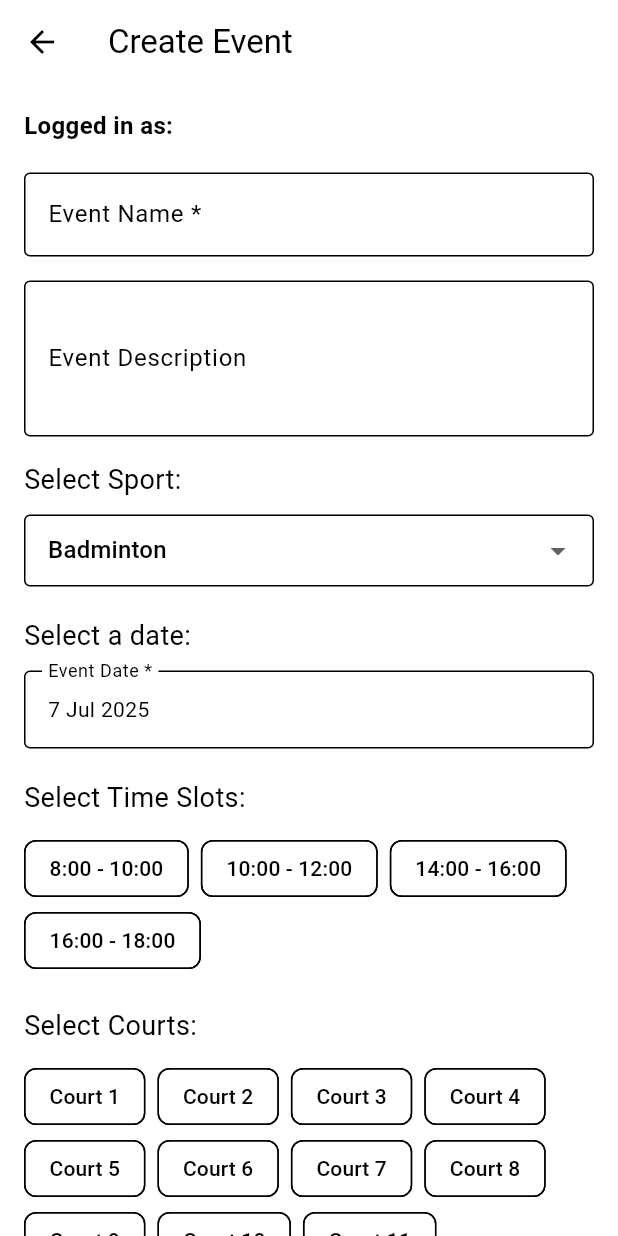
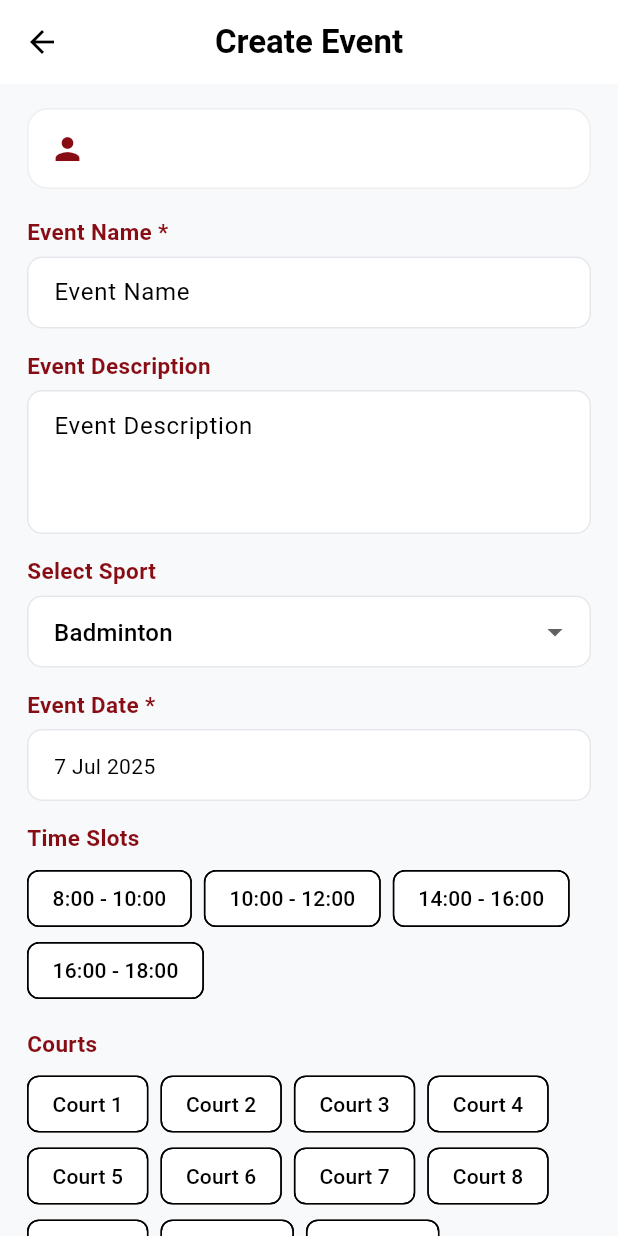
Before and after one commit to Dart-Master/utmsport, a Flutter app: the EventBookingPage screen opened directly, on a phone screen of 412 x 824 dp. Run offline on Flutter 3.47's test engine with Material 3 defaults, Android fonts, the phone set to English and light mode, and no system bars; our stand-ins replace cloud_firestore, firebase_auth, firebase_core, firebase_storage, image_picker, qr_flutter; accounts and stored records are empty.

Commit message:
Redesign event booking and organizer UI for minimalism
Refactored the event booking form to use a cleaner, card-based layout with minimal section headers and improved input decorations. Updated the organizer page event cards and tab buttons for a more modern, minimal look, simplifying status indicators and action buttons. These changes enhance usability and visual consistency across organizer views.

```diff
--- a/flutter_application_1/lib/views/organizer/event_booking.dart
+++ b/flutter_application_1/lib/views/organizer/event_booking.dart
@@ -191,56 +191,74 @@ class _EventBookingPageState extends State<EventBookingPage> {
   @override
   Widget build(BuildContext context) {
     return Scaffold(
+      backgroundColor: const Color(0xFFF8F9FA),
       appBar: AppBar(
-        title: const Text('Create Event'),
+        title: Text(widget.isEdit ? 'Edit Event' : 'Create Event',
+            style: const TextStyle(
+                color: Colors.black, fontWeight: FontWeight.bold)),
         backgroundColor: Colors.white,
         elevation: 0,
         iconTheme: const IconThemeData(color: Colors.black),
+        centerTitle: true,
       ),
       body: SafeArea(
         child: SingleChildScrollView(
-          padding: const EdgeInsets.all(16.0),
+          padding: const EdgeInsets.symmetric(horizontal: 18, vertical: 16),
           child: Form(
             key: _formKey,
             child: Column(
               crossAxisAlignment: CrossAxisAlignment.start,
               children: [
                 if (userEmail != null)
-                  Text(
-                    'Logged in as: $userEmail',
+                  Container(
+                    width: double.infinity,
+                    padding: const EdgeInsets.all(14),
+                    margin: const EdgeInsets.only(bottom: 18),
+                    decoration: BoxDecoration(
+                      color: Colors.white,
+                      borderRadius: BorderRadius.circular(14),
+                      border: Border.all(color: Colors.grey[200]!),
+                    ),
+                    child: Row(
+                      children: [
+                        const Icon(Icons.person, color: Color(0xFF870C14)),
+                        const SizedBox(width: 10),
+                        Expanded(
+                          child: Text(
+                            userEmail!,
                             style: const TextStyle(
-                        fontSize: 16, fontWeight: FontWeight.bold),
+                              fontWeight: FontWeight.w600,
+                              fontSize: 15,
                             ),
-                const SizedBox(height: 20),
-
-                // Event Name
-                TextFormField(
+                            overflow: TextOverflow.ellipsis,
+                          ),
+                        ),
+                      ],
+                    ),
+                  ),
+                _MinimalSection(
+                  label: 'Event Name *',
+                  child: TextFormField(
                     controller: _eventNameController,
-                  decoration: const InputDecoration(
-                    labelText: 'Event Name *',
-                    border: OutlineInputBorder(),
-                  ),
+                    decoration: _minimalInputDecoration('Event Name'),
                     validator: (value) => value == null || value.isEmpty
                         ? 'Please enter event name'
                         : null,
                   ),
-                const SizedBox(height: 16),
-
-                // Description
-                TextFormField(
+                ),
+                const SizedBox(height: 14),
+                _MinimalSection(
+                  label: 'Event Description',
+                  child: TextFormField(
                     controller: _descriptionController,
                     maxLines: 3,
-                  decoration: const InputDecoration(
-                    labelText: 'Event Description',
-                    border: OutlineInputBorder(),
+                    decoration: _minimalInputDecoration('Event Description'),
                   ),
                 ),
-                const SizedBox(height: 16),
-
-                // Sport Selection
-                const Text('Select Sport:', style: TextStyle(fontSize: 18)),
-                const SizedBox(height: 10),
-                ValueListenableBuilder<String>(
+                const SizedBox(height: 14),
+                _MinimalSection(
+                  label: 'Select Sport',
+                  child: ValueListenableBuilder<String>(
                     valueListenable: viewModel.selectedSport,
                     builder: (context, sport, _) {
                       return DropdownButtonFormField<String>(
@@ -256,20 +274,15 @@ class _EventBookingPageState extends State<EventBookingPage> {
                           viewModel.selectedTimeSlots.value = [];
                           viewModel.selectedCourts.value = [];
                         },
-                      decoration: const InputDecoration(
-                        border: OutlineInputBorder(),
-                        contentPadding:
-                            EdgeInsets.symmetric(horizontal: 12, vertical: 8),
-                      ),
+                        decoration: _minimalInputDecoration('Sport'),
                       );
                     },
                   ),
-                const SizedBox(height: 20),
-
-                // Date Selection
-                const Text('Select a date:', style: TextStyle(fontSize: 18)),
-                const SizedBox(height: 10),
-                ValueListenableBuilder<DateTime>(
+                ),
+                const SizedBox(height: 14),
+                _MinimalSection(
+                  label: 'Event Date *',
+                  child: ValueListenableBuilder<DateTime>(
                     valueListenable: viewModel.selectedDate,
                     builder: (context, selectedDate, _) {
                       return InkWell(
@@ -286,23 +299,18 @@ class _EventBookingPageState extends State<EventBookingPage> {
                           }
                         },
                         child: InputDecorator(
-                        decoration: const InputDecoration(
-                          border: OutlineInputBorder(),
-                          labelText: 'Event Date *',
-                        ),
-                        child:
-                            Text(DateFormat('d MMM yyyy').format(selectedDate)),
+                          decoration: _minimalInputDecoration('Event Date'),
+                          child: Text(
+                              DateFormat('d MMM yyyy').format(selectedDate)),
                         ),
                       );
                     },
                   ),
-                const SizedBox(height: 20),
-
-                // Time Slots Selection (multi-select)
-                const Text('Select Time Slots:',
-                    style: TextStyle(fontSize: 18)),
-                const SizedBox(height: 10),
-                ValueListenableBuilder<String>(
+                ),
+                const SizedBox(height: 14),
+                _MinimalSection(
+                  label: 'Time Slots',
+                  child: ValueListenableBuilder<String>(
                     valueListenable: viewModel.selectedSport,
                     builder: (context, sport, _) {
                       final slots = viewModel.getTimeSlotsForSelectedSport();
@@ -316,6 +324,9 @@ class _EventBookingPageState extends State<EventBookingPage> {
                               return FilterChip(
                                 label: Text(slot),
                                 selected: isSelected,
+                                selectedColor:
+                                    const Color(0xFF870C14).withOpacity(0.12),
+                                checkmarkColor: const Color(0xFF870C14),
                                 onSelected: (selected) {
                                   final updated =
                                       List<String>.from(selectedSlots);
@@ -333,12 +344,11 @@ class _EventBookingPageState extends State<EventBookingPage> {
                       );
                     },
                   ),
-                const SizedBox(height: 20),
-
-                // Court Selection (multi-select)
-                const Text('Select Courts:', style: TextStyle(fontSize: 18)),
-                const SizedBox(height: 10),
-                ValueListenableBuilder<String>(
+                ),
+                const SizedBox(height: 14),
+                _MinimalSection(
+                  label: 'Courts',
+                  child: ValueListenableBuilder<String>(
                     valueListenable: viewModel.selectedSport,
                     builder: (context, sport, _) {
                       final courts = viewModel.getCourtsForSelectedSport();
@@ -352,8 +362,12 @@ class _EventBookingPageState extends State<EventBookingPage> {
                               return FilterChip(
                                 label: Text('Court $court'),
                                 selected: isSelected,
+                                selectedColor:
+                                    const Color(0xFF870C14).withOpacity(0.12),
+                                checkmarkColor: const Color(0xFF870C14),
                                 onSelected: (selected) {
-                                final updated = List<int>.from(selectedCourts);
+                                  final updated =
+                                      List<int>.from(selectedCourts);
                                   if (selected) {
                                     updated.add(court);
                                   } else {
@@ -368,37 +382,33 @@ class _EventBookingPageState extends State<EventBookingPage> {
                       );
                     },
                   ),
-                const SizedBox(height: 20),
-
-                // Max Participants
-                TextFormField(
+                ),
+                const SizedBox(height: 14),
+                _MinimalSection(
+                  label: 'Maximum Participants *',
+                  child: TextFormField(
                     controller: _maxParticipantsController,
                     keyboardType: TextInputType.number,
-                  decoration: const InputDecoration(
-                    labelText: 'Maximum Participants *',
-                    border: OutlineInputBorder(),
-                  ),
+                    decoration: _minimalInputDecoration('Maximum Participants'),
                     validator: (value) {
                       if (value == null || value.isEmpty) {
                         return 'Please enter maximum participants';
                       }
-                    if (int.tryParse(value) == null || int.parse(value) <= 0) {
+                      if (int.tryParse(value) == null ||
+                          int.parse(value) <= 0) {
                         return 'Please enter a valid number';
                       }
                       return null;
                     },
                   ),
-                const SizedBox(height: 16),
-
-                // Registration Fee
-                TextFormField(
+                ),
+                const SizedBox(height: 14),
+                _MinimalSection(
+                  label: 'Registration Fee (RM)',
+                  child: TextFormField(
                     controller: _registrationFeeController,
                     keyboardType: TextInputType.number,
-                  decoration: const InputDecoration(
-                    labelText: 'Registration Fee (RM)',
-                    border: OutlineInputBorder(),
-                    hintText: '0.00',
-                  ),
+                    decoration: _minimalInputDecoration('0.00'),
                     validator: (value) {
                       if (value != null && value.isNotEmpty) {
                         if (double.tryParse(value) == null) {
@@ -408,24 +418,36 @@ class _EventBookingPageState extends State<EventBookingPage> {
                       return null;
                     },
                   ),
-                const SizedBox(height: 30),
-
-                // Create Event Button
+                ),
+                const SizedBox(height: 24),
                 SizedBox(
                   width: double.infinity,
-                  height: 50,
+                  height: 48,
                   child: ElevatedButton(
                     onPressed: _isBooking ? null : _createEvent,
                     style: ElevatedButton.styleFrom(
                       backgroundColor: const Color(0xFF870C14),
                       foregroundColor: Colors.white,
+                      shape: RoundedRectangleBorder(
+                        borderRadius: BorderRadius.circular(12),
+                      ),
                     ),
                     child: _isBooking
-                        ? const CircularProgressIndicator()
-                        : const Text(
-                            'Create Event',
-                            style: TextStyle(
-                                fontSize: 16, fontWeight: FontWeight.bold),
+                        ? const SizedBox(
+                            width: 22,
+                            height: 22,
+                            child: CircularProgressIndicator(
+                              strokeWidth: 2,
+                              valueColor:
+                                  AlwaysStoppedAnimation<Color>(Colors.white),
+                            ),
+                          )
+                        : Text(
+                            widget.isEdit ? 'Update Event' : 'Create Event',
+                            style: const TextStyle(
+                              fontSize: 16,
+                              fontWeight: FontWeight.bold,
+                            ),
                           ),
                   ),
                 ),
@@ -437,3 +459,51 @@ class _EventBookingPageState extends State<EventBookingPage> {
     );
   }
 }
+
+// Minimal section card for each field group
+class _MinimalSection extends StatelessWidget {
+  final String label;
+  final Widget child;
+  const _MinimalSection({required this.label, required this.child});
+
+  @override
+  Widget build(BuildContext context) {
+    return Column(
+      crossAxisAlignment: CrossAxisAlignment.start,
+      children: [
+        Text(
+          label,
+          style: const TextStyle(
+            fontWeight: FontWeight.w600,
+            fontSize: 15,
+            color: Color(0xFF870C14),
+          ),
+        ),
+        const SizedBox(height: 6),
+        child,
+      ],
+    );
+  }
+}
+
+// Minimal input decoration
+InputDecoration _minimalInputDecoration(String hint) {
+  return InputDecoration(
+    hintText: hint,
+    filled: true,
+    fillColor: Colors.white,
+    contentPadding: const EdgeInsets.symmetric(horizontal: 14, vertical: 12),
+    border: OutlineInputBorder(
+      borderRadius: BorderRadius.circular(10),
+      borderSide: const BorderSide(color: Color(0xFFE5E7EB)),
+    ),
+    enabledBorder: OutlineInputBorder(
+      borderRadius: BorderRadius.circular(10),
+      borderSide: const BorderSide(color: Color(0xFFE5E7EB)),
+    ),
+    focusedBorder: OutlineInputBorder(
+      borderRadius: BorderRadius.circular(10),
+      borderSide: const BorderSide(color: Color(0xFF870C14), width: 1.5),
+    ),
+  );
+}
```
Also changed, not shown: flutter_application_1/lib/views/organizer/organizer_page.dart (+43 -110 lines), flutter_application_1/pubspec.lock. Lines whose indentation alone changed are shown as unchanged.
